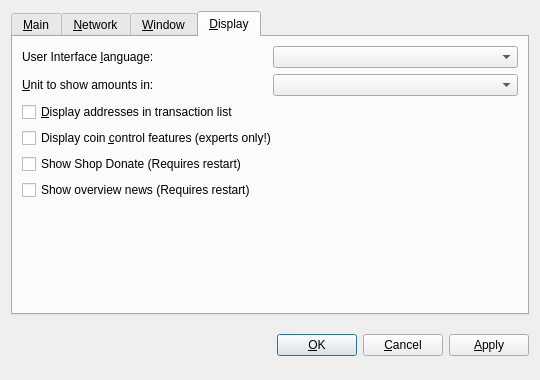
Before: the Qt Designer form src/qt/forms/optionsdialog.ui in MintcoinCommunity/Mintcoin-Desktop-Wallet, drawn with Qt 5.
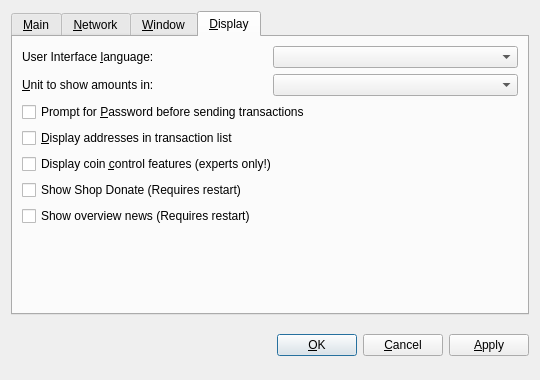
After: the same form once the commit is applied. The open tabs and pages were chosen to show the change. Custom widgets are drawn as their Qt base class.

Commit message: Adds an option to require the passphrase when sending transaction

Patch:
```diff
--- a/src/qt/forms/optionsdialog.ui
+++ b/src/qt/forms/optionsdialog.ui
@@ -333,6 +333,13 @@
          </item>
         </layout>
        </item>
+       <item>
+        <widget class="QCheckBox" name="passwordOnSend">
+         <property name="text">
+          <string>Prompt for &amp;Password before sending transactions</string>
+         </property>
+        </widget>
+       </item>
        <item>
         <widget class="QCheckBox" name="displayAddresses">
          <property name="toolTip">
```
The commit also changes 9 other files.
